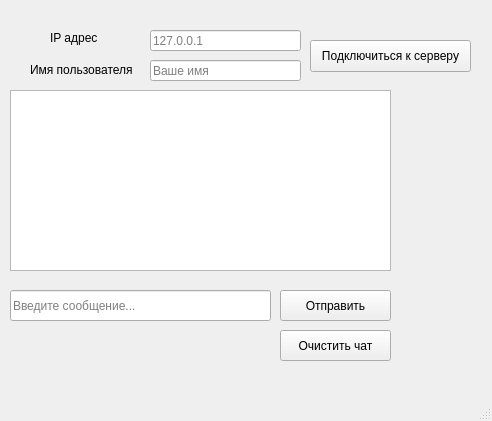
First picture: the form in client/mainwindow.ui, repository zloy4/qt10, before the edit.
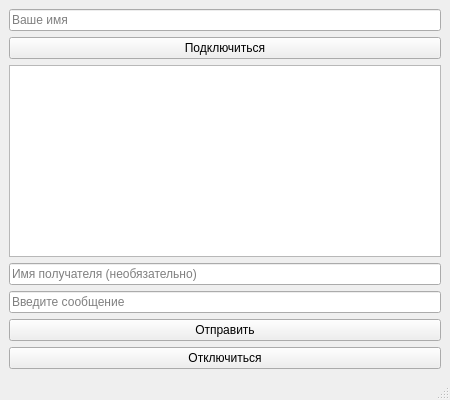
Second picture: the form after the edit.

The edit to the form file:
```diff
--- a/client/mainwindow.ui
+++ b/client/mainwindow.ui
@@ -3,131 +3,63 @@
  <class>MainWindow</class>
  <widget class="QMainWindow" name="MainWindow">
   <property name="geometry">
-   <rect>
-    <x>0</x>
-    <y>0</y>
-    <width>492</width>
-    <height>421</height>
-   </rect>
+   <rect><x>0</x><y>0</y><width>450</width><height>400</height></rect>
   </property>
   <property name="windowTitle">
    <string>Чат</string>
   </property>
   <widget class="QWidget" name="centralwidget">
-   <widget class="QPushButton" name="pushButton">
-    <property name="geometry">
-     <rect>
-      <x>310</x>
-      <y>40</y>
-      <width>161</width>
-      <height>32</height>
-     </rect>
-    </property>
-    <property name="text">
-     <string>Подключиться к серверу</string>
-    </property>
-   </widget>
-   <widget class="QPushButton" name="pushButton_2">
-    <property name="geometry">
-     <rect>
-      <x>280</x>
-      <y>290</y>
-      <width>111</width>
-      <height>31</height>
-     </rect>
-    </property>
-    <property name="text">
-     <string>Отправить</string>
-    </property>
-   </widget>
-   <widget class="QTextBrowser" name="textBrowser">
-    <property name="geometry">
-     <rect>
-      <x>10</x>
-      <y>90</y>
-      <width>381</width>
-      <height>181</height>
-     </rect>
-    </property>
-   </widget>
-   <widget class="QLineEdit" name="lineEdit">
-    <property name="geometry">
-     <rect>
-      <x>10</x>
-      <y>290</y>
-      <width>261</width>
-      <height>31</height>
-     </rect>
-    </property>
-    <property name="placeholderText">
-     <string>Введите сообщение...</string>
-    </property>
-   </widget>
-   <widget class="QLineEdit" name="lineEdit_2">
-    <property name="geometry">
-     <rect>
-      <x>150</x>
-      <y>30</y>
-      <width>151</width>
-      <height>21</height>
-     </rect>
-    </property>
-    <property name="placeholderText">
-     <string>127.0.0.1</string>
-    </property>
-   </widget>
-   <widget class="QLineEdit" name="lineEdit_3">
-    <property name="geometry">
-     <rect>
-      <x>150</x>
-      <y>60</y>
-      <width>151</width>
-      <height>21</height>
-     </rect>
-    </property>
-    <property name="placeholderText">
-     <string>Ваше имя</string>
-    </property>
-   </widget>
-   <widget class="QLabel" name="label">
-    <property name="geometry">
-     <rect>
-      <x>50</x>
-      <y>30</y>
-      <width>58</width>
-      <height>16</height>
-     </rect>
-    </property>
-    <property name="text">
-     <string>IP адрес</string>
-    </property>
-   </widget>
-   <widget class="QLabel" name="label_2">
-    <property name="geometry">
-     <rect>
-      <x>30</x>
-      <y>60</y>
-      <width>151</width>
-      <height>20</height>
-     </rect>
-    </property>
-    <property name="text">
-     <string>Имя пользователя</string>
-    </property>
-   </widget>
-   <widget class="QPushButton" name="pushButton_3">
-    <property name="geometry">
-     <rect>
-      <x>280</x>
-      <y>330</y>
-      <width>111</width>
-      <height>31</height>
-     </rect>
-    </property>
-    <property name="text">
-     <string>Очистить чат</string>
-    </property>
-   </widget>
+   <layout class="QVBoxLayout" name="verticalLayout">
+    <item>
+     <widget class="QLineEdit" name="usernameEdit">
+      <property name="placeholderText">
+       <string>Ваше имя</string>
+      </property>
+     </widget>
+    </item>
+    <item>
+     <widget class="QPushButton" name="connectButton">
+      <property name="text">
+       <string>Подключиться</string>
+      </property>
+     </widget>
+    </item>
+    <item>
+     <widget class="QTextEdit" name="chatEdit">
+      <property name="readOnly">
+       <bool>true</bool>
+      </property>
+     </widget>
+    </item>
+    <item>
+     <widget class="QLineEdit" name="recipientEdit">
+      <property name="placeholderText">
+       <string>Имя получателя (необязательно)</string>
+      </property>
+     </widget>
+    </item>
+    <item>
+     <widget class="QLineEdit" name="messageEdit">
+      <property name="placeholderText">
+       <string>Введите сообщение</string>
+      </property>
+     </widget>
+    </item>
+    <item>
+     <widget class="QPushButton" name="sendButton">
+      <property name="text">
+       <string>Отправить</string>
+      </property>
+     </widget>
+    </item>
+    <item>
+     <widget class="QPushButton" name="disconnectButton">
+      <property name="text">
+       <string>Отключиться</string>
+      </property>
+     </widget>
+    </item>
+   </layout>
   </widget>
   <widget class="QMenuBar" name="menubar">
    <property name="geometry">
```
Left out of the diff: 13 changed lines with no effect on the pictures.
